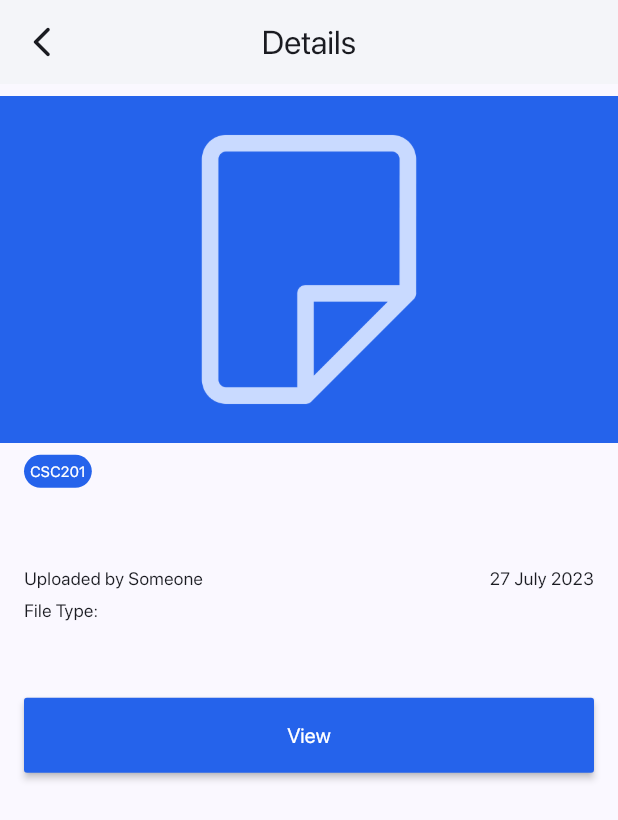
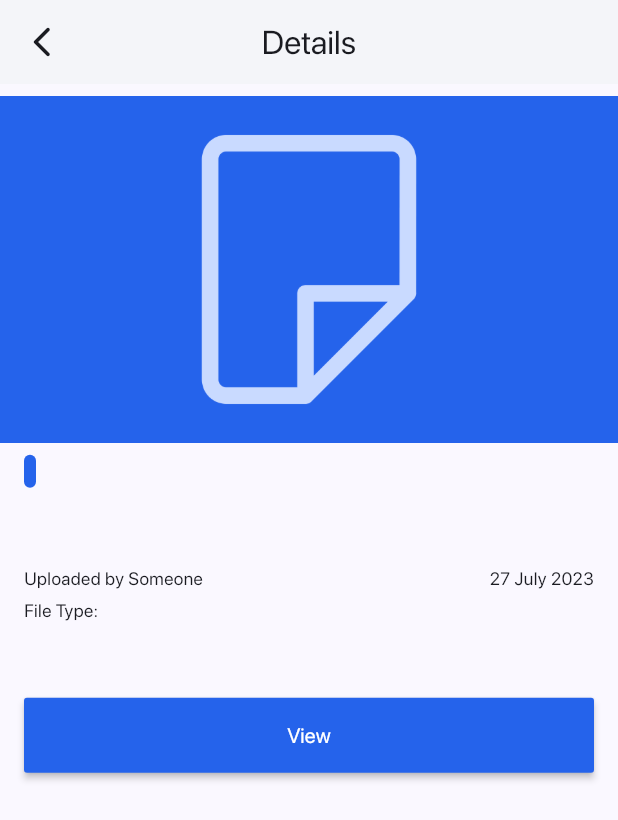
Before and after one commit to bookofiyi/collaborative_library, a Flutter app: the ResourceDetailsPage screen opened directly with empty values, on a phone screen of 412 x 824 dp. Shown: the top 820 px of the screen. Run offline on Flutter 3.47's test engine with Material 2 defaults, Android fonts, the phone set to English and light mode, and no system bars; our stand-ins replace cloud_firestore, file_picker, firebase_auth, firebase_core, firebase_storage, freezed_annotation and 4 more; missing offline and left inert: image_card, internet_file; accounts and stored records are empty.

Commit message:
small change

```diff
--- a/lib/screens/resource_details.dart
+++ b/lib/screens/resource_details.dart
@@ -52,7 +52,7 @@ class _ResourceDetailsPageState extends State<ResourceDetailsPage> {
               ),
               Padding(
                 padding: const EdgeInsets.only(left: 16.0),
-                child: customTag(courseName: 'CSC201'),
+                child: customTag(courseName: widget.courseResource.courseId),
               ),
               const SizedBox(
                 height: 10,
```
